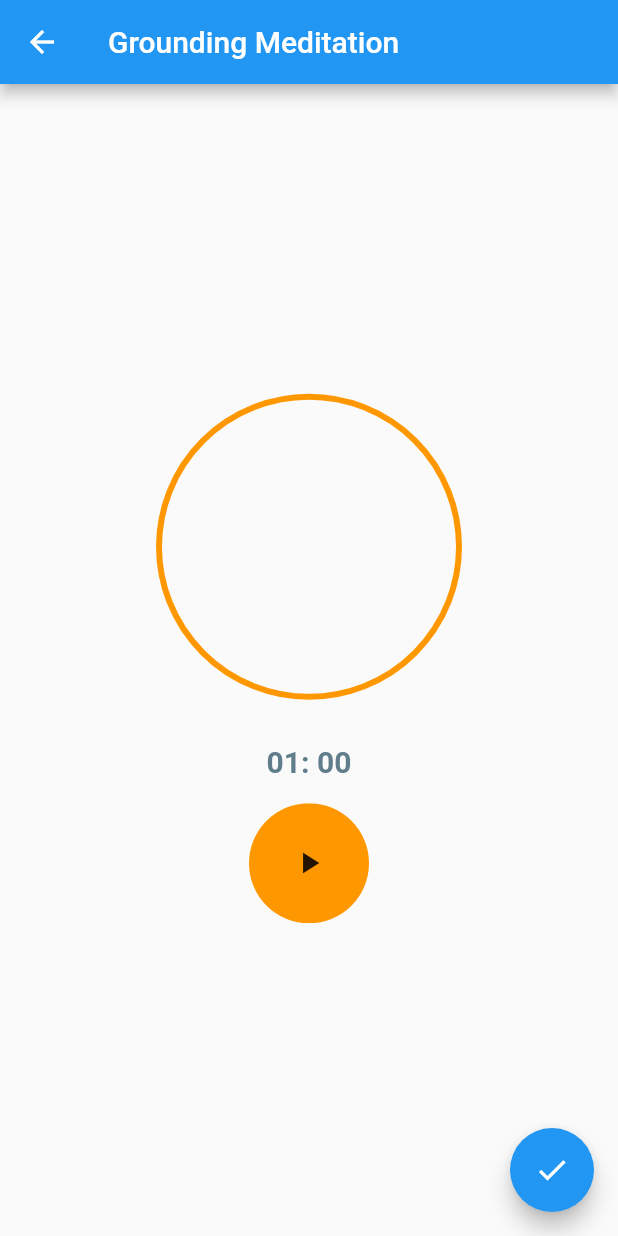
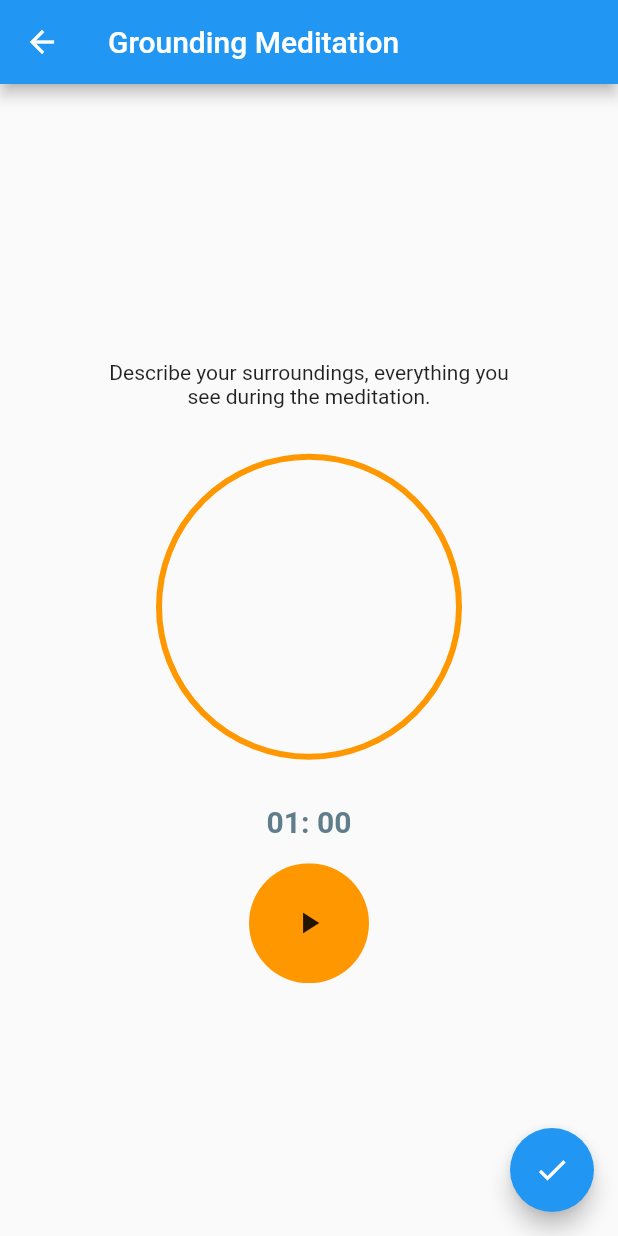
Before and after one commit to valerianaGit/3ThingsFlutter, a Flutter app: the GroundingScreen screen opened by its route, on a phone screen of 412 x 824 dp. Run offline on Flutter 3.47's test engine with Material 2 defaults, Android fonts, the phone set to English and light mode, and no system bars.

Commit message:
create descriptor text for grounding meditation

```diff
--- a/lib/screens/grounding_screen.dart
+++ b/lib/screens/grounding_screen.dart
@@ -1,3 +1,13 @@
+/**
+ * This screen is meant to provide a time box of one minute
+ * for the user to do a grounding meditation, this includes
+ * while breathing intentionally, noticing eveyrything one can see,
+ * then graduating to evertything one can hear and then what one feels
+ *
+ * Possible future features
+ * sound for end of meditation
+ */
+
 import 'dart:async';
 import 'package:flutter/material.dart';
 
@@ -78,6 +88,14 @@
           child: Column(
             mainAxisAlignment: MainAxisAlignment.center,
             children: [
+              Padding(
+                padding: EdgeInsets.only(
+                    top: 16.0, left: 64.0, right: 64.0, bottom: 32.0),
+                child: Text(
+                  'Describe your surroundings, everything you see during the meditation.',
+                  textAlign: TextAlign.center,
+                ),
+              ),
               SizedBox(
                 height: 200.0,
                 width: 200.0,
```
